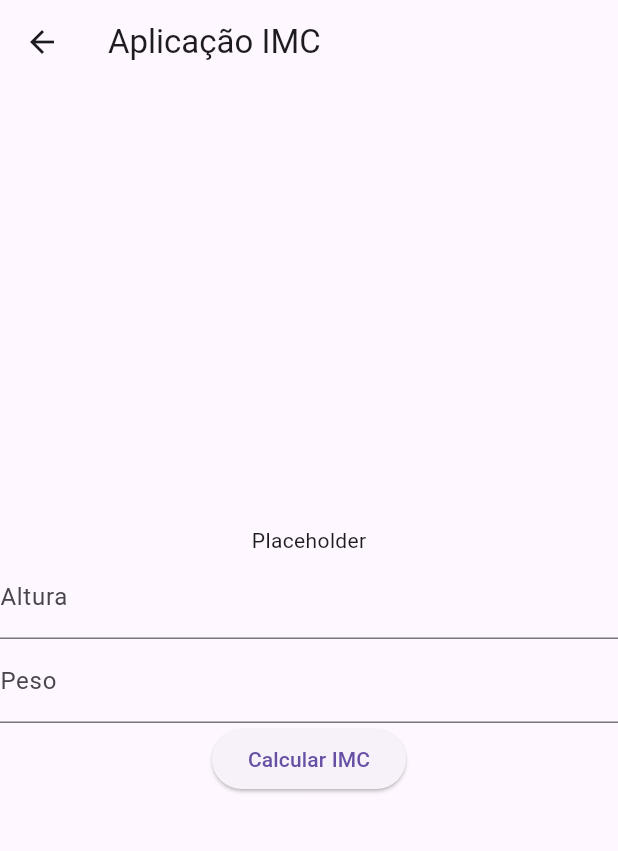
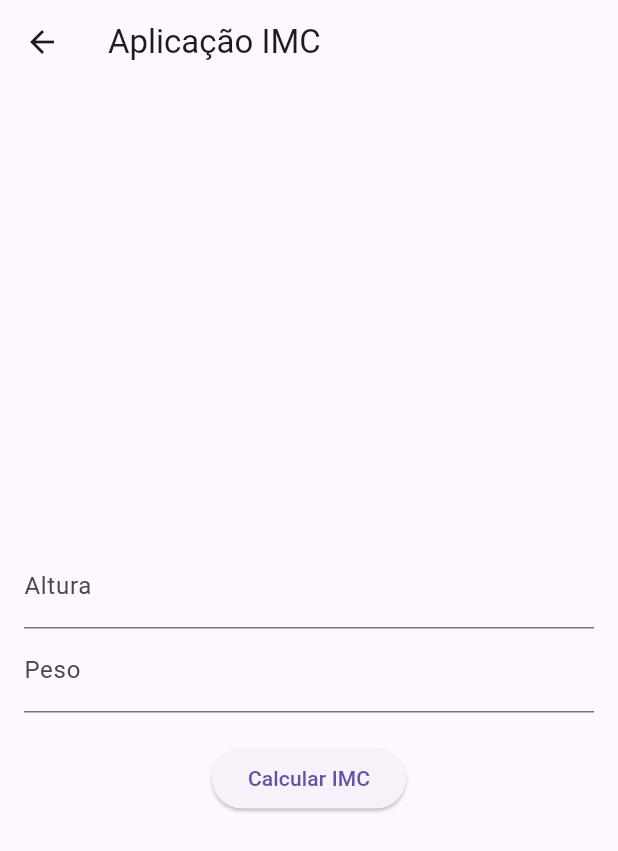
Before and after one commit to eduardo-evaristo/calculadora.imc, a Flutter app: the FirstScreen screen opened directly, after a tap on "Calcular IMC", on a phone screen of 412 x 824 dp. Shown: the top 851 px of the screen. Run offline on Flutter 3.47's test engine with Material 3 defaults, Android fonts, the phone set to English and light mode, and no system bars.

```diff
--- a/lib/firstScreen.dart
+++ b/lib/firstScreen.dart
@@ -1,20 +1,68 @@
 import 'package:flutter/material.dart';
 
-class FirstScreen extends StatelessWidget {
+class FirstScreen extends StatefulWidget {
   const FirstScreen({super.key});
+
+  @override
+  State<FirstScreen> createState() => _FirstScreenState();
+}
+
+class _FirstScreenState extends State<FirstScreen> {
+  final TextEditingController alturaController = TextEditingController();
+  final TextEditingController pesoController = TextEditingController();
+
+  String imc = '';
+
+  void calcular(String pesoText, String alturaText) {
+    final double? peso = double.tryParse(pesoText);
+    final double? altura = double.tryParse(alturaText);
+
+    if (peso == null || altura == null || altura <= 0) return;
+
+    final double valor = peso / (altura * altura);
+
+    setState(() {
+      if (valor < 18.5) {
+        imc = 'Abaixo do peso';
+      } else if (valor < 25) {
+        imc = 'Peso normal';
+      } else if (valor < 30) {
+        imc = 'Sobrepeso';
+      } else {
+        imc = 'Obesidade';
+      }
+    });
+  }
 
   @override
   Widget build(BuildContext context) {
     return Scaffold(
       appBar: AppBar(title: Text('Aplicação IMC')),
-      body: Column(
-        mainAxisAlignment: MainAxisAlignment.center,
-        children: [
-          Text('Placeholder'),
-          TextField(decoration: InputDecoration(label: Text('Altura'))),
-          TextField(decoration: InputDecoration(label: Text('Peso'))),
-          ElevatedButton(onPressed: () {}, child: Text('Calcular IMC')),
-        ],
+      body: Padding(
+        padding: const EdgeInsets.all(16.0),
+        child: Column(
+          mainAxisAlignment: MainAxisAlignment.center,
+          children: [
+            Text(imc, style: TextStyle(fontSize: 18)),
+            TextField(
+              controller: alturaController,
+              keyboardType: TextInputType.number,
+              decoration: InputDecoration(labelText: 'Altura'),
+            ),
+            TextField(
+              controller: pesoController,
+              keyboardType: TextInputType.number,
+              decoration: InputDecoration(labelText: 'Peso'),
+            ),
+            SizedBox(height: 20),
+            ElevatedButton(
+              onPressed: () {
+                calcular(pesoController.text, alturaController.text);
+              },
+              child: Text('Calcular IMC'),
+            ),
+          ],
+        ),
       ),
     );
   }
```
